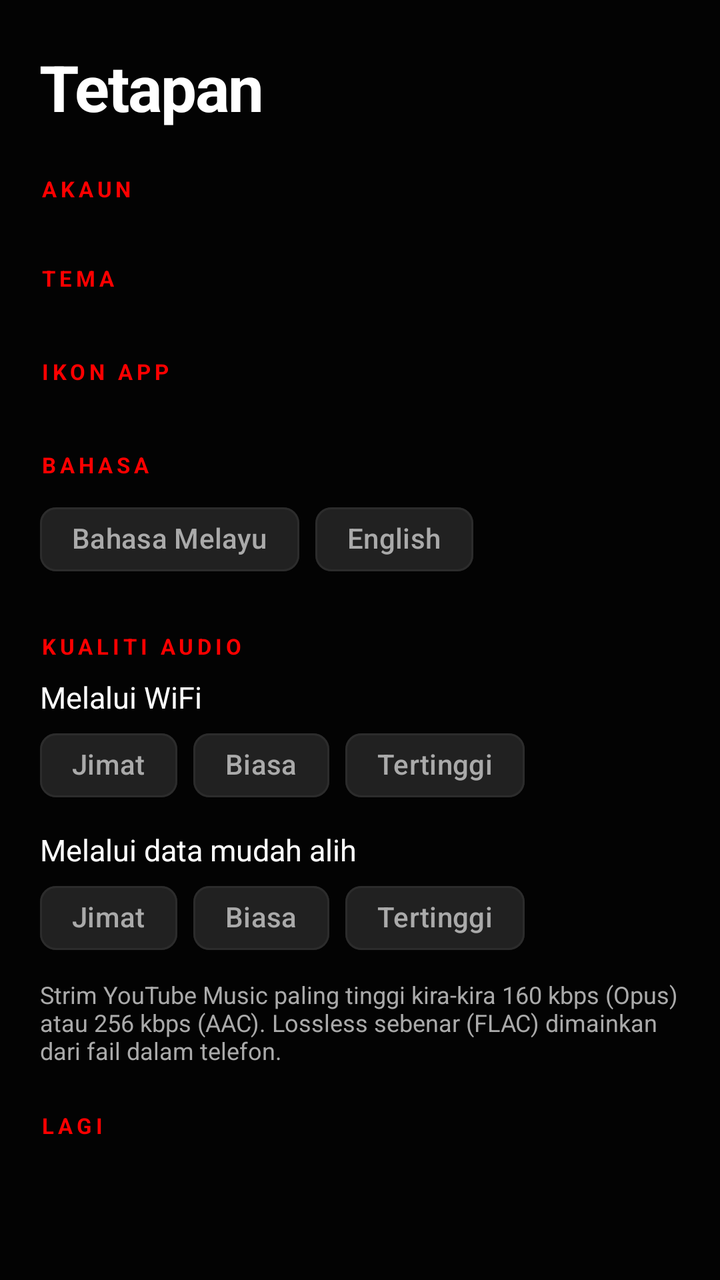
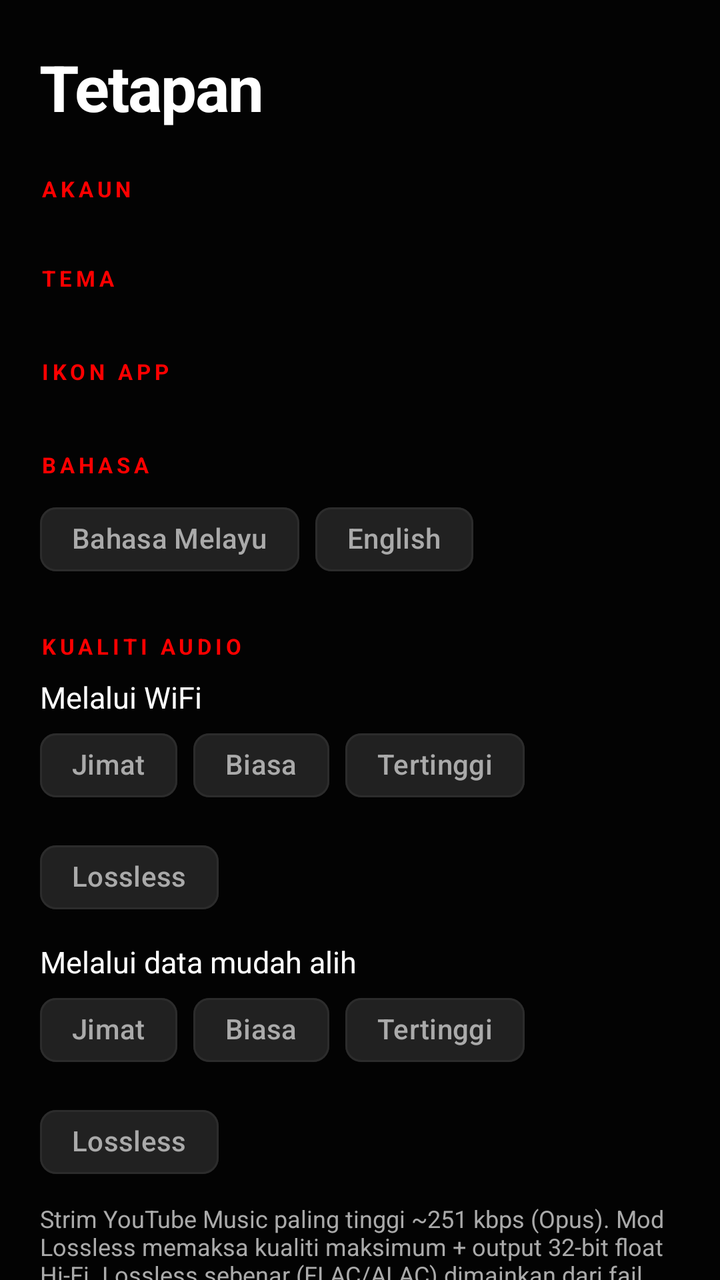

An Android layout rendered at two revisions. The XML below is the earlier revision; the diff shows what the commit changed to produce the second picture.
<!-- AndroidManifest.xml: application theme Theme.MyChord.TubeAwak -->
<!-- res/layout/fragment_settings.xml -->
<?xml version="1.0" encoding="utf-8"?>
<androidx.core.widget.NestedScrollView xmlns:android="http://schemas.android.com/apk/res/android"
    xmlns:app="http://schemas.android.com/apk/res-auto"
    android:layout_width="match_parent"
    android:layout_height="match_parent">

    <LinearLayout
        android:layout_width="match_parent"
        android:layout_height="wrap_content"
        android:orientation="vertical"
        android:paddingStart="20dp"
        android:paddingEnd="20dp"
        android:paddingBottom="24dp">

        <TextView
            style="@style/Txt.Huge"
            android:layout_width="wrap_content"
            android:layout_height="wrap_content"
            android:layout_marginTop="22dp"
            android:text="@string/tab_settings" />

        <TextView style="@style/Txt.Overline" android:layout_width="wrap_content" android:layout_height="wrap_content" android:layout_marginTop="22dp" android:text="@string/acc_title" />
        <LinearLayout android:id="@+id/accountRows" android:layout_width="match_parent" android:layout_height="wrap_content" android:layout_marginTop="8dp" android:orientation="vertical" />

        <TextView style="@style/Txt.Overline" android:layout_width="wrap_content" android:layout_height="wrap_content" android:layout_marginTop="22dp" android:text="@string/set_theme" />
        <HorizontalScrollView android:layout_width="match_parent" android:layout_height="wrap_content" android:layout_marginTop="10dp" android:scrollbars="none">
            <LinearLayout android:id="@+id/themeRow" android:layout_width="wrap_content" android:layout_height="wrap_content" android:orientation="horizontal" />
        </HorizontalScrollView>

        <TextView style="@style/Txt.Overline" android:layout_width="wrap_content" android:layout_height="wrap_content" android:layout_marginTop="22dp" android:text="@string/set_icon" />
        <HorizontalScrollView android:layout_width="match_parent" android:layout_height="wrap_content" android:layout_marginTop="10dp" android:scrollbars="none">
            <LinearLayout android:id="@+id/iconRow" android:layout_width="wrap_content" android:layout_height="wrap_content" android:orientation="horizontal" />
        </HorizontalScrollView>

        <TextView style="@style/Txt.Overline" android:layout_width="wrap_content" android:layout_height="wrap_content" android:layout_marginTop="22dp" android:text="@string/set_lang" />
        <com.google.android.material.chip.ChipGroup
            android:id="@+id/langGroup"
            android:layout_width="match_parent"
            android:layout_height="wrap_content"
            android:layout_marginTop="6dp"
            app:selectionRequired="true"
            app:singleSelection="true">
            <com.google.android.material.chip.Chip android:id="@+id/langMs" style="@style/Widget.Material3.Chip.Filter" android:layout_width="wrap_content" android:layout_height="wrap_content" android:text="@string/lang_ms" />
            <com.google.android.material.chip.Chip android:id="@+id/langEn" style="@style/Widget.Material3.Chip.Filter" android:layout_width="wrap_content" android:layout_height="wrap_content" android:text="@string/lang_en" />
        </com.google.android.material.chip.ChipGroup>

        <TextView style="@style/Txt.Overline" android:layout_width="wrap_content" android:layout_height="wrap_content" android:layout_marginTop="22dp" android:text="@string/set_quality" />
        <TextView style="@style/Txt.Body" android:layout_width="wrap_content" android:layout_height="wrap_content" android:layout_marginTop="8dp" android:text="@string/q_wifi" />
        <com.google.android.material.chip.ChipGroup
            android:id="@+id/qWifi"
            android:layout_width="match_parent"
            android:layout_height="wrap_content"
            app:selectionRequired="true"
            app:singleSelection="true">
            <com.google.android.material.chip.Chip android:id="@+id/qWifi0" style="@style/Widget.Material3.Chip.Filter" android:layout_width="wrap_content" android:layout_height="wrap_content" android:text="@string/q_low" />
            <com.google.android.material.chip.Chip android:id="@+id/qWifi1" style="@style/Widget.Material3.Chip.Filter" android:layout_width="wrap_content" android:layout_height="wrap_content" android:text="@string/q_normal" />
            <com.google.android.material.chip.Chip android:id="@+id/qWifi2" style="@style/Widget.Material3.Chip.Filter" android:layout_width="wrap_content" android:layout_height="wrap_content" android:text="@string/q_high" />
        </com.google.android.material.chip.ChipGroup>
        <TextView style="@style/Txt.Body" android:layout_width="wrap_content" android:layout_height="wrap_content" android:layout_marginTop="8dp" android:text="@string/q_data" />
        <com.google.android.material.chip.ChipGroup
            android:id="@+id/qData"
            android:layout_width="match_parent"
            android:layout_height="wrap_content"
            app:selectionRequired="true"
            app:singleSelection="true">
            <com.google.android.material.chip.Chip android:id="@+id/qData0" style="@style/Widget.Material3.Chip.Filter" android:layout_width="wrap_content" android:layout_height="wrap_content" android:text="@string/q_low" />
            <com.google.android.material.chip.Chip android:id="@+id/qData1" style="@style/Widget.Material3.Chip.Filter" android:layout_width="wrap_content" android:layout_height="wrap_content" android:text="@string/q_normal" />
            <com.google.android.material.chip.Chip android:id="@+id/qData2" style="@style/Widget.Material3.Chip.Filter" android:layout_width="wrap_content" android:layout_height="wrap_content" android:text="@string/q_high" />
        </com.google.android.material.chip.ChipGroup>
        <TextView style="@style/Txt.Dim" android:layout_width="match_parent" android:layout_height="wrap_content" android:layout_marginTop="6dp" android:text="@string/q_note" android:textSize="12sp" />

        <TextView style="@style/Txt.Overline" android:layout_width="wrap_content" android:layout_height="wrap_content" android:layout_marginTop="22dp" android:text="@string/set_more" />
        <LinearLayout android:id="@+id/moreRows" android:layout_width="match_parent" android:layout_height="wrap_content" android:layout_marginTop="8dp" android:orientation="vertical" />

        <TextView android:id="@+id/aboutText" style="@style/Txt.Dim" android:layout_width="match_parent" android:layout_height="wrap_content" android:layout_marginTop="24dp" android:gravity="center" android:textSize="12sp" />
    </LinearLayout>
</androidx.core.widget.NestedScrollView>
<!-- resources referenced by this layout -->
<resources>
  <string name="acc_title">Akaun</string>
  <string name="lang_en">English</string>
  <string name="lang_ms">Bahasa Melayu</string>
  <string name="q_data">Melalui data mudah alih</string>
  <string name="q_high">Tertinggi</string>
  <string name="q_low">Jimat</string>
  <string name="q_normal">Biasa</string>
  <string name="q_note">Strim YouTube Music paling tinggi kira-kira 160 kbps (Opus) atau 256 kbps (AAC). Lossless sebenar (FLAC) dimainkan dari fail dalam telefon.</string>
  <string name="q_wifi">Melalui WiFi</string>
  <string name="set_icon">Ikon app</string>
  <string name="set_lang">Bahasa</string>
  <string name="set_more">Lagi</string>
  <string name="set_quality">Kualiti audio</string>
  <string name="set_theme">Tema</string>
  <string name="tab_settings">Tetapan</string>
  <style name="Txt.Body" parent="">
          <item name="android:textSize">15sp</item>
          <item name="android:textColor">?attr/mcText</item>
      </style>
  <style name="Txt.Dim" parent="">
          <item name="android:textSize">13sp</item>
          <item name="android:textColor">?attr/mcTextDim</item>
      </style>
  <style name="Txt.Huge" parent="">
          <item name="android:textSize">32sp</item>
          <item name="android:textStyle">bold</item>
          <item name="android:letterSpacing">-0.02</item>
          <item name="android:textColor">?attr/mcText</item>
      </style>
  <style name="Txt.Overline" parent="">
          <item name="android:textSize">11sp</item>
          <item name="android:letterSpacing">0.18</item>
          <item name="android:textAllCaps">true</item>
          <item name="android:textStyle">bold</item>
          <item name="android:textColor">?attr/mcAccent</item>
      </style>
  <color name="t_tubeawak_mcbg">#030303</color>
  <color name="t_tubeawak_mcsurface">#212121</color>
  <color name="t_tubeawak_mcsurface2">#2C2C2C</color>
  <color name="t_tubeawak_mctext">#FFFFFF</color>
  <color name="t_tubeawak_mctextdim">#AAAAAA</color>
  <color name="t_tubeawak_mcaccent">#FF0000</color>
  <color name="t_tubeawak_mconaccent">#FFFFFF</color>
  <color name="t_tubeawak_colorprimary">#FF0000</color>
  <color name="t_tubeawak_coloronprimary">#FFFFFF</color>
  <color name="t_tubeawak_colorsecondary">#FF0000</color>
  <color name="t_tubeawak_colorprimarycontainer">#2C2C2C</color>
  <color name="t_tubeawak_coloronprimarycontainer">#FFFFFF</color>
  <color name="t_tubeawak_colorsecondarycontainer">#2C2C2C</color>
  <color name="t_tubeawak_coloronsecondarycontainer">#FFFFFF</color>
  <color name="t_tubeawak_colorsurface">#212121</color>
  <color name="t_tubeawak_colorsurfacecontainer">#212121</color>
  <color name="t_tubeawak_colorsurfacecontainerhigh">#2C2C2C</color>
  <color name="t_tubeawak_coloronsurface">#FFFFFF</color>
  <color name="t_tubeawak_coloronsurfacevariant">#AAAAAA</color>
  <color name="t_tubeawak_coloroutline">#2C2C2C</color>
  <color name="t_tubeawak_colorbackground">#030303</color>
  <color name="t_tubeawak_windowbackground">#030303</color>
  <color name="t_tubeawak_textcolorprimary">#FFFFFF</color>
  <color name="t_tubeawak_textcolorsecondary">#AAAAAA</color>
  <color name="t_tubeawak_statusbarcolor">#030303</color>
  <color name="t_tubeawak_navigationbarcolor">#030303</color>
  <!-- unchanged entries left out for length: 1 -->
</resources>

<!-- the commit's change to res/layout/fragment_settings.xml (unified diff, before → after) -->
@@ -2,7 +2,8 @@
 <androidx.core.widget.NestedScrollView xmlns:android="http://schemas.android.com/apk/res/android"
     xmlns:app="http://schemas.android.com/apk/res-auto"
     android:layout_width="match_parent"
-    android:layout_height="match_parent">
+    android:layout_height="match_parent"
+    android:fitsSystemWindows="true">
 
     <LinearLayout
         android:layout_width="match_parent"
@@ -55,6 +56,7 @@
             <com.google.android.material.chip.Chip android:id="@+id/qWifi0" style="@style/Widget.Material3.Chip.Filter" android:layout_width="wrap_content" android:layout_height="wrap_content" android:text="@string/q_low" />
             <com.google.android.material.chip.Chip android:id="@+id/qWifi1" style="@style/Widget.Material3.Chip.Filter" android:layout_width="wrap_content" android:layout_height="wrap_content" android:text="@string/q_normal" />
             <com.google.android.material.chip.Chip android:id="@+id/qWifi2" style="@style/Widget.Material3.Chip.Filter" android:layout_width="wrap_content" android:layout_height="wrap_content" android:text="@string/q_high" />
+            <com.google.android.material.chip.Chip android:id="@+id/qWifi3" style="@style/Widget.Material3.Chip.Filter" android:layout_width="wrap_content" android:layout_height="wrap_content" android:text="@string/q_lossless" />
         </com.google.android.material.chip.ChipGroup>
         <TextView style="@style/Txt.Body" android:layout_width="wrap_content" android:layout_height="wrap_content" android:layout_marginTop="8dp" android:text="@string/q_data" />
         <com.google.android.material.chip.ChipGroup
@@ -66,6 +68,7 @@
             <com.google.android.material.chip.Chip android:id="@+id/qData0" style="@style/Widget.Material3.Chip.Filter" android:layout_width="wrap_content" android:layout_height="wrap_content" android:text="@string/q_low" />
             <com.google.android.material.chip.Chip android:id="@+id/qData1" style="@style/Widget.Material3.Chip.Filter" android:layout_width="wrap_content" android:layout_height="wrap_content" android:text="@string/q_normal" />
             <com.google.android.material.chip.Chip android:id="@+id/qData2" style="@style/Widget.Material3.Chip.Filter" android:layout_width="wrap_content" android:layout_height="wrap_content" android:text="@string/q_high" />
+            <com.google.android.material.chip.Chip android:id="@+id/qData3" style="@style/Widget.Material3.Chip.Filter" android:layout_width="wrap_content" android:layout_height="wrap_content" android:text="@string/q_lossless" />
         </com.google.android.material.chip.ChipGroup>
         <TextView style="@style/Txt.Dim" android:layout_width="match_parent" android:layout_height="wrap_content" android:layout_marginTop="6dp" android:text="@string/q_note" android:textSize="12sp" />
 
<!-- resource entries referenced after the edit -->
@@ -5,9 +5,10 @@
   <string name="lang_ms">Bahasa Melayu</string>
   <string name="q_data">Melalui data mudah alih</string>
   <string name="q_high">Tertinggi</string>
+  <string name="q_lossless">Lossless</string>
   <string name="q_low">Jimat</string>
   <string name="q_normal">Biasa</string>
-  <string name="q_note">Strim YouTube Music paling tinggi kira-kira 160 kbps (Opus) atau 256 kbps (AAC). Lossless sebenar (FLAC) dimainkan dari fail dalam telefon.</string>
+  <string name="q_note">Strim YouTube Music paling tinggi ~251 kbps (Opus). Mod Lossless memaksa kualiti maksimum + output 32-bit float Hi-Fi. Lossless sebenar (FLAC/ALAC) dimainkan dari fail tempatan.</string>
   <string name="q_wifi">Melalui WiFi</string>
   <string name="set_icon">Ikon app</string>
   <string name="set_lang">Bahasa</string>
